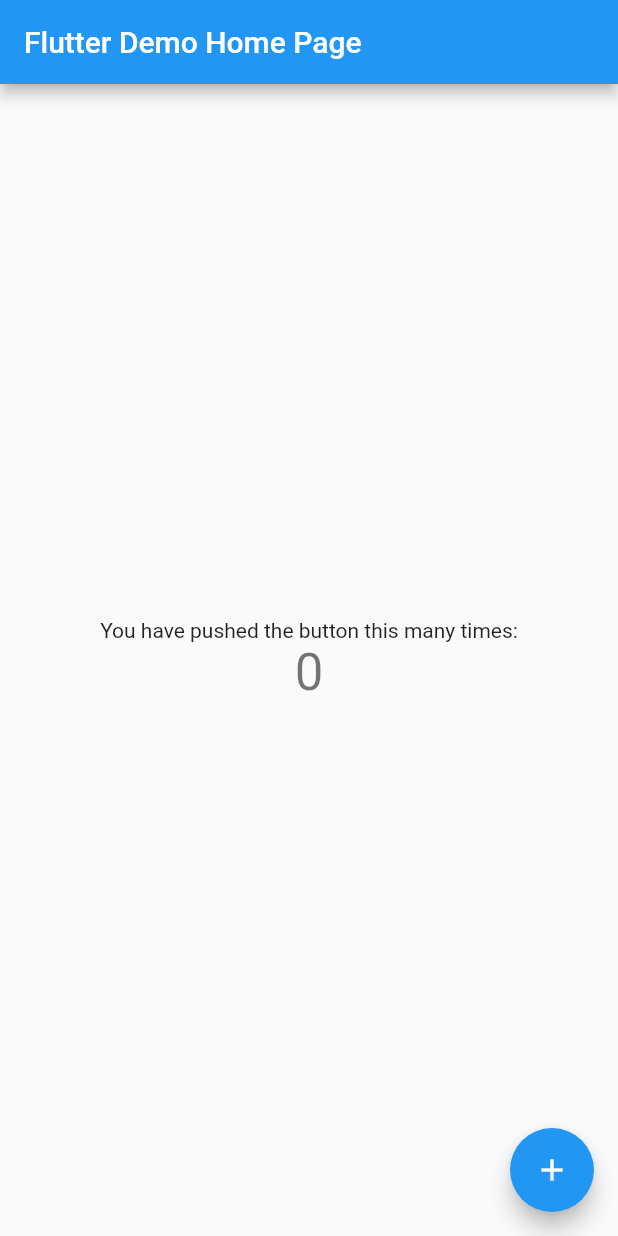
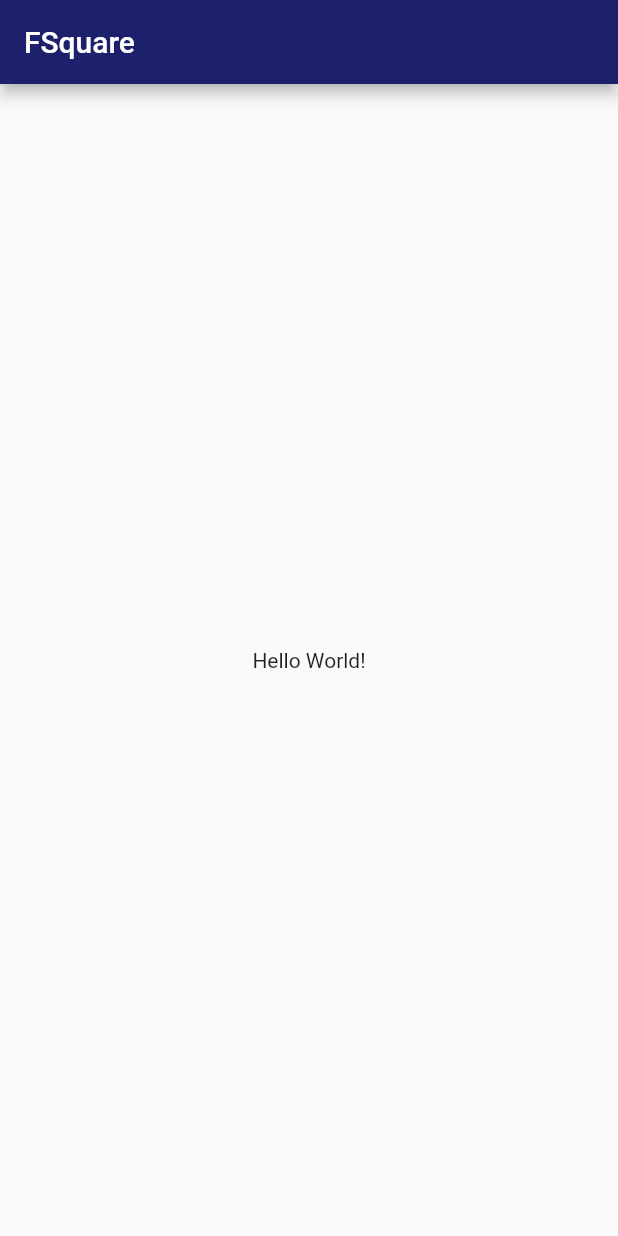
Before and after one commit to ElZombieIsra/Flutter-app-template, a Flutter app: the screen it shows after launch, on a phone screen of 412 x 824 dp. Run offline on Flutter 3.47's test engine with Material 2 defaults, Android fonts, the light colour scheme and no system bars; missing offline and left inert: storyboard.

Commit message:
Added more features

```diff
--- a/lib/main.dart
+++ b/lib/main.dart
@@ -1,117 +1,17 @@
 import 'package:flutter/material.dart';
+import 'src/utils/constants.dart';
+import 'routes.dart';
+import 'src/utils/style.dart';
 
-void main() {
-  runApp(MyApp());
-}
+void main() => runApp(FSquareApp());
 
-class MyApp extends StatelessWidget {
-  // This widget is the root of your application.
+class FSquareApp extends StatelessWidget {
   @override
   Widget build(BuildContext context) {
     return MaterialApp(
-      title: 'Flutter Demo',
-      theme: ThemeData(
-        // This is the theme of your application.
-        //
-        // Try running your application with "flutter run". You'll see the
-        // application has a blue toolbar. Then, without quitting the app, try
-        // changing the primarySwatch below to Colors.green and then invoke
-        // "hot reload" (press "r" in the console where you ran "flutter run",
-        // or simply save your changes to "hot reload" in a Flutter IDE).
-        // Notice that the counter didn't reset back to zero; the application
-        // is not restarted.
-        primarySwatch: Colors.blue,
-        // This makes the visual density adapt to the platform that you run
-        // the app on. For desktop platforms, the controls will be smaller and
-        // closer together (more dense) than on mobile platforms.
-        visualDensity: VisualDensity.adaptivePlatformDensity,
-      ),
-      home: MyHomePage(title: 'Flutter Demo Home Page'),
+      title: Constants.appTitle,
+      theme: AppStyle.theme,
+      routes: routes,
     );
   }
 }
-
-class MyHomePage extends StatefulWidget {
-  MyHomePage({Key key, this.title}) : super(key: key);
-
-  // This widget is the home page of your application. It is stateful, meaning
-  // that it has a State object (defined below) that contains fields that affect
-  // how it looks.
-
-  // This class is the configuration for the state. It holds the values (in this
-  // case the title) provided by the parent (in this case the App widget) and
-  // used by the build method of the State. Fields in a Widget subclass are
-  // always marked "final".
-
-  final String title;
-
-  @override
-  _MyHomePageState createState() => _MyHomePageState();
-}
-
-class _MyHomePageState extends State<MyHomePage> {
-  int _counter = 0;
-
-  void _incrementCounter() {
-    setState(() {
-      // This call to setState tells the Flutter framework that something has
-      // changed in this State, which causes it to rerun the build method below
-      // so that the display can reflect the updated values. If we changed
-      // _counter without calling setState(), then the build method would not be
-      // called again, and so nothing would appear to happen.
-      _counter++;
-    });
-  }
-
-  @override
-  Widget build(BuildContext context) {
-    // This method is rerun every time setState is called, for instance as done
-    // by the _incrementCounter method above.
-    //
-    // The Flutter framework has been optimized to make rerunning build methods
-    // fast, so that you can just rebuild anything that needs updating rather
-    // than having to individually change instances of widgets.
-    return Scaffold(
-      appBar: AppBar(
-        // Here we take the value from the MyHomePage object that was created by
-        // the App.build method, and use it to set our appbar title.
-        title: Text(widget.title),
-      ),
-      body: Center(
-        // Center is a layout widget. It takes a single child and positions it
-        // in the middle of the parent.
-        child: Column(
-          // Column is also a layout widget. It takes a list of children and
-          // arranges them vertically. By default, it sizes itself to fit its
-          // children horizontally, and tries to be as tall as its parent.
-          //
-          // Invoke "debug painting" (press "p" in the console, choose the
-          // "Toggle Debug Paint" action from the Flutter Inspector in Android
-          // Studio, or the "Toggle Debug Paint" command in Visual Studio Code)
-          // to see the wireframe for each widget.
-          //
-          // Column has various properties to control how it sizes itself and
-          // how it positions its children. Here we use mainAxisAlignment to
-          // center the children vertically; the main axis here is the vertical
-          // axis because Columns are vertical (the cross axis would be
-          // horizontal).
-          mainAxisAlignment: MainAxisAlignment.center,
-          children: <Widget>[
-            Text(
-              'You have pushed the button this many times:',
-            ),
-            Text(
-              '$_counter',
-              style: Theme.of(context).textTheme.headline4,
-            ),
-          ],
-        ),
-      ),
-      floatingActionButton: FloatingActionButton(
-        onPressed: _incrementCounter,
-        tooltip: 'Increment',
-        child: Icon(Icons.add),
-      ), // This trailing comma makes auto-formatting nicer for build methods.
-    );
-  }
-}
--- /dev/null
+++ b/lib/routes.dart
@@ -0,0 +1,21 @@
+import 'package:flutter/foundation.dart';
+import 'package:flutter/material.dart';
+import 'src/storyboard.dart';
+
+// Import your screens
+import 'src/components/home_screen/widget.dart';
+
+// Give a route and link it to your screen class
+Map<String, WidgetBuilder> routes = {
+  RoutesNames.main: (BuildContext context) => HomeScreen(),
+  RoutesNames.home: (ctx) => HomeScreen(),
+
+  // Debug routes
+  if (kDebugMode) RoutesNames.storyboard: (ctx) => AppStoryboard.board,
+};
+
+class RoutesNames {
+  static String storyboard = "/storyboard";
+  static String main = "/";
+  static String home = "home";
+}
--- /dev/null
+++ b/lib/src/components/home_screen/story.dart
@@ -0,0 +1,13 @@
+import 'package:flutter/material.dart';
+import 'widget.dart';
+import 'package:storyboard/storyboard.dart';
+
+class HomeScreenStory extends Story {
+  @override
+  bool get isFullScreen => true;
+
+  @override
+  List<Widget> get storyContent => [
+        HomeScreen(),
+      ];
+}
--- /dev/null
+++ b/lib/src/components/home_screen/widget.dart
@@ -0,0 +1,21 @@
+import 'package:flutter/foundation.dart';
+import 'package:flutter/material.dart';
+import '../../storyboard.dart';
+import '../../utils/constants.dart';
+
+class HomeScreen extends StatelessWidget {
+  @override
+  Widget build(BuildContext context) {
+    return Scaffold(
+      appBar: AppBar(
+        title: Text(Constants.appTitle),
+        actions: [
+          if (kDebugMode) AppStoryboard.action(context),
+        ],
+      ),
+      body: Center(
+        child: Text('Hello World!'),
+      ),
+    );
+  }
+}
--- /dev/null
+++ b/lib/src/storyboard.dart
@@ -0,0 +1,20 @@
+import 'package:flutter/material.dart';
+import 'package:storyboard/storyboard.dart';
+
+import '../routes.dart';
+import 'components/home_screen/story.dart';
+
+class AppStoryboard {
+  static final Storyboard board = Storyboard(
+    [
+      HomeScreenStory(),
+    ],
+  );
+
+  static Widget action(ctx) => IconButton(
+        icon: Icon(Icons.book_outlined),
+        onPressed: () {
+          Navigator.pushNamed(ctx, RoutesNames.storyboard);
+        },
+      );
+}
--- /dev/null
+++ b/lib/src/utils/constants.dart
@@ -0,0 +1,3 @@
+class Constants {
+  static const String appTitle = 'FSquare';
+}
--- /dev/null
+++ b/lib/src/utils/style.dart
@@ -0,0 +1,16 @@
+// Master styles for the app
+import 'package:flutter/material.dart';
+
+class AppStyle {
+  static const Color primaryColor = Color.fromRGBO(29, 33, 107, 1.0);
+  static const Color secondaryColor = Color.fromRGBO(57, 173, 74, 1.0);
+  static const Color thirdColor = const Color.fromRGBO(16, 124, 121, 1.0);
+  static const Color mutedColor = Colors.black38;
+  static const Color textColor = Colors.white;
+
+  static ThemeData theme = ThemeData(
+    primaryColor: primaryColor,
+    hintColor: Colors.black45,
+    visualDensity: VisualDensity.adaptivePlatformDensity,
+  );
+}
--- a/pubspec.yaml
+++ b/pubspec.yaml
@@ -27,6 +27,7 @@
     # The following adds the Cupertino Icons font to your application.
     # Use with the CupertinoIcons class for iOS style icons.
     cupertino_icons: ^1.0.0
+    storyboard: ^1.0.0
 
 dev_dependencies:
     flutter_test:
```
Also changed, not shown: pubspec.lock, 3 other files.
